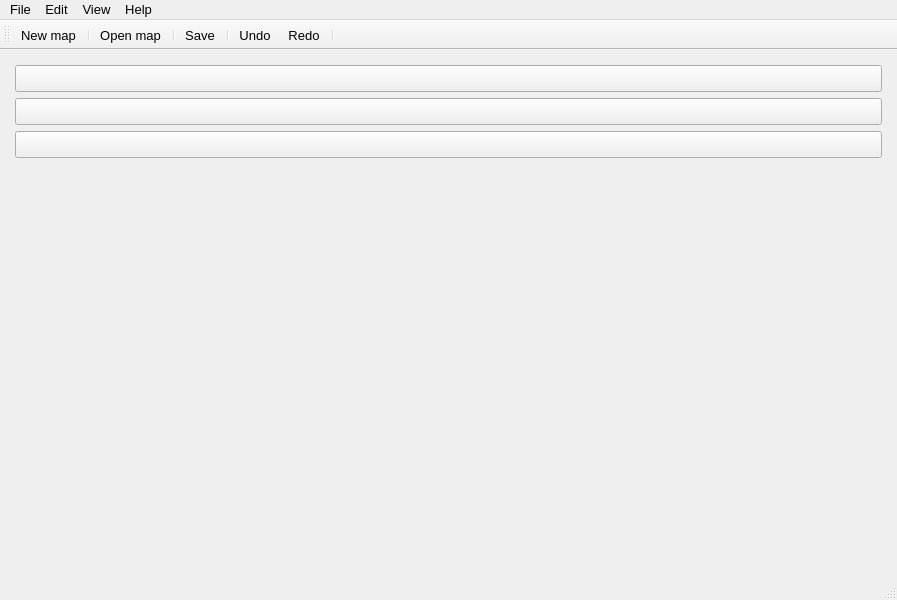
Qt form src/ui/window.ui (albin-johansson/tactile) before a commit.
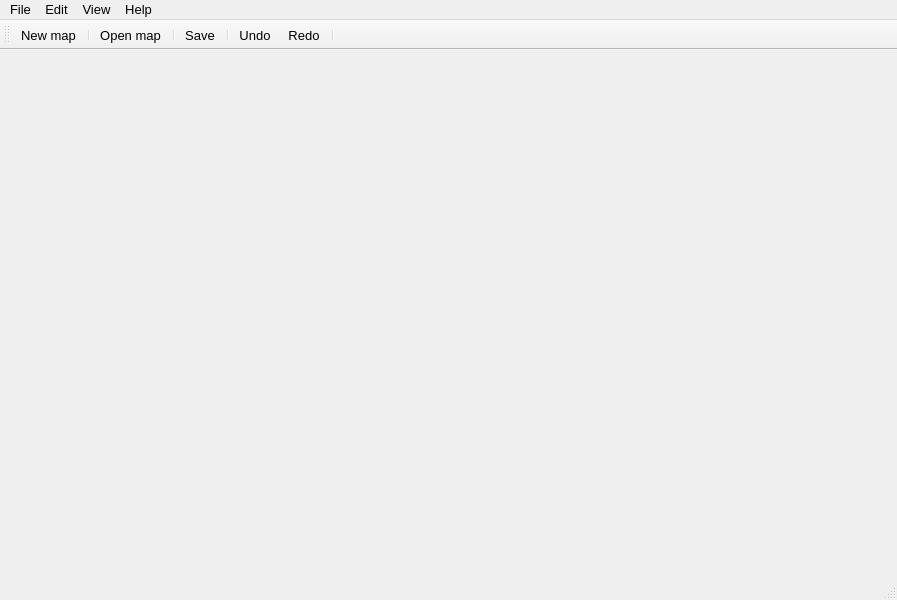
The same form after that commit. Icons and pictures are not drawn.

Commit message: Separate tool buttons into separate designer file

What changed in the file:
```diff
--- a/src/ui/window.ui
+++ b/src/ui/window.ui
@@ -31,115 +31,7 @@
   <widget class="QWidget" name="centralwidget">
    <layout class="QGridLayout" name="gridLayout">
     <item row="0" column="0">
-     <layout class="QHBoxLayout" name="mainLayout">
-      <item>
-       <layout class="QVBoxLayout" name="verticalLayout">
-        <property name="sizeConstraint">
-         <enum>QLayout::SetDefaultConstraint</enum>
-        </property>
-        <property name="leftMargin">
-         <number>6</number>
-        </property>
-        <property name="topMargin">
-         <number>6</number>
-        </property>
-        <property name="rightMargin">
-         <number>6</number>
-        </property>
-        <property name="bottomMargin">
-         <number>6</number>
-        </property>
-        <item>
-         <widget class="QPushButton" name="stampButton">
-          <property name="toolTip">
-           <string>Stamp tool</string>
-          </property>
-          <property name="styleSheet">
-           <string notr="true"/>
-          </property>
-          <property name="text">
-           <string/>
-          </property>
-          <property name="icon">
-           <iconset resource="../tactile2.qrc">
-            <normaloff>:/res/icons/icons8/dark/rubber_stamp_32px.png</normaloff>:/res/icons/icons8/dark/rubber_stamp_32px.png</iconset>
-          </property>
-          <property name="iconSize">
-           <size>
-            <width>24</width>
-            <height>24</height>
-           </size>
-          </property>
-         </widget>
-        </item>
-        <item>
-         <widget class="QPushButton" name="bucketButton">
-          <property name="sizePolicy">
-           <sizepolicy hsizetype="Minimum" vsizetype="Fixed">
-            <horstretch>0</horstretch>
-            <verstretch>0</verstretch>
-           </sizepolicy>
-          </property>
-          <property name="toolTip">
-           <string>Bucket tool</string>
-          </property>
-          <property name="text">
-           <string notr="true"/>
-          </property>
-          <property name="icon">
-           <iconset resource="../tactile2.qrc">
-            <normaloff>:/res/icons/icons8/dark/icons8-fill-color-32.png</normaloff>:/res/icons/icons8/dark/icons8-fill-color-32.png</iconset>
-          </property>
-          <property name="iconSize">
-           <size>
-            <width>24</width>
-            <height>24</height>
-           </size>
-          </property>
-          <attribute name="buttonGroup">
-           <string notr="true">buttonGroup</string>
-          </attribute>
-         </widget>
-        </item>
-        <item>
-         <widget class="QPushButton" name="eraserButton">
-          <property name="toolTip">
-           <string>Eraser tool</string>
-          </property>
-          <property name="text">
-           <string/>
-          </property>
-          <property name="icon">
-           <iconset resource="../tactile2.qrc">
-            <normaloff>:/res/icons/icons8/dark/icons8-erase-32.png</normaloff>:/res/icons/icons8/dark/icons8-erase-32.png</iconset>
-          </property>
-          <property name="iconSize">
-           <size>
-            <width>24</width>
-            <height>24</height>
-           </size>
-          </property>
-          <attribute name="buttonGroup">
-           <string notr="true">buttonGroup</string>
-          </attribute>
-         </widget>
-        </item>
-        <item>
-         <spacer name="verticalSpacer_2">
-          <property name="orientation">
-           <enum>Qt::Vertical</enum>
-          </property>
-          <property name="sizeHint" stdset="0">
-           <size>
-            <width>20</width>
-            <height>40</height>
-           </size>
-          </property>
-         </spacer>
-        </item>
-       </layout>
-      </item>
-     </layout>
+     <layout class="QHBoxLayout" name="mainLayout"/>
     </item>
    </layout>
   </widget>
```
Left out of the diff: 3 changed lines with no effect on the pictures. The commit also changes 3 other files.
